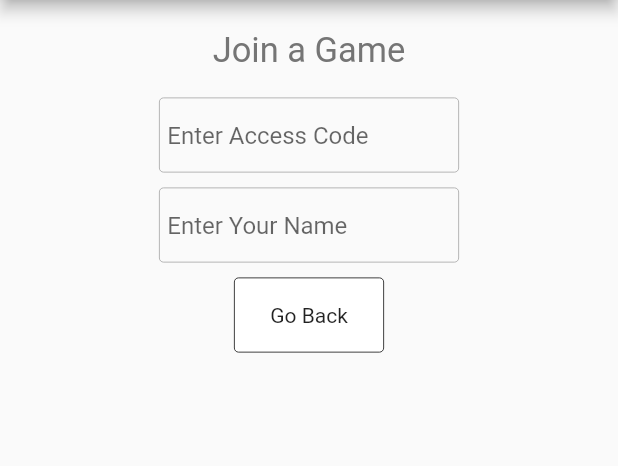
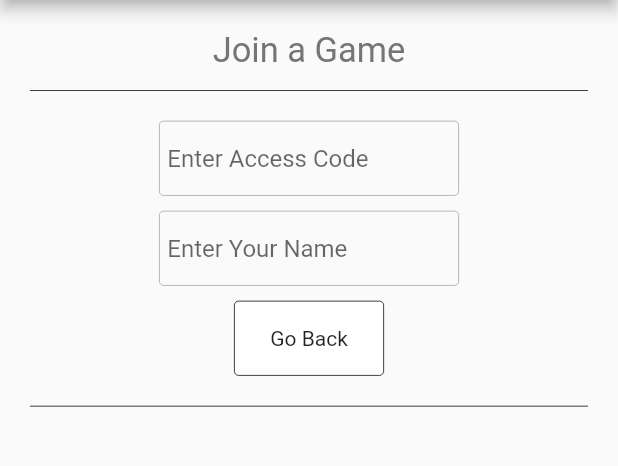
Before and after one commit to lopezhansel/spy-game, a Flutter app: the screen it shows after launch, after a tap on "New Game", after a tap on "Go Back", after a tap on "Join Game", on a phone screen of 412 x 824 dp, the part 84-550 px from its top. Run offline on Flutter 3.47's test engine with Material 2 defaults, Android fonts, the phone set to English and light mode, and no system bars; Roboto replaces fonts that are missing (Raleway).

Commit message:
update: Create and use BorderContainer

```diff
--- a/lib/Screens/CreateGameScreen.dart
+++ b/lib/Screens/CreateGameScreen.dart
@@ -1,6 +1,7 @@
 import 'package:flutter/material.dart';
 import '../Shared/MenuButton.dart';
 import '../Shared/TopHeader.dart';
+import '../Shared/BorderContainer.dart';
 
 class NewGamePage extends StatelessWidget {
   final String title = "Start Game";
@@ -16,10 +17,12 @@ class NewGamePage extends StatelessWidget {
       child: Column(
         children: <Widget>[
           TopHeader(title),
-          MenuButton(
-            name: 'Go Back',
-            onMenuItemPressed: onMenuItemPressed,
-          )
+          BorderContainer(
+            child: MenuButton(
+              name: 'Go Back',
+              onMenuItemPressed: onMenuItemPressed,
+            ),
+          ),
         ],
       ),
     );
--- a/lib/Screens/HomeScreen.dart
+++ b/lib/Screens/HomeScreen.dart
@@ -1,10 +1,11 @@
 import 'package:flutter/material.dart';
 import '../Shared/MenuButton.dart';
 import '../Shared/TopHeader.dart';
+import '../Shared/BorderContainer.dart';
 
 class HomePage extends StatelessWidget {
   final String title = "Welcome to Spyfall";
-  final  _menuItems = ["New Game", "Join Game"];
+  final _menuItems = ["New Game", "Join Game"];
   final Function onMenuPress;
 
   HomePage({this.onMenuPress});
@@ -17,17 +18,10 @@ class HomePage extends StatelessWidget {
             ))
         .toList();
 
-    return Container(
-      height: 100,
+    return BorderContainer(
       child: Row(
         mainAxisAlignment: MainAxisAlignment.center,
         children: menu,
-      ),
-      decoration: const BoxDecoration(
-        border: Border(
-          bottom: BorderSide(width: 0.5, color: Color(0xFFFF000000)),
-          top: BorderSide(width: 0.5, color: Color(0xFFFF000000)),
-        ),
       ),
     );
   }
--- a/lib/Screens/JoinGamePage.dart
+++ b/lib/Screens/JoinGamePage.dart
@@ -2,6 +2,7 @@ import 'package:flutter/material.dart';
 import '../Shared/MenuButton.dart';
 import '../Shared/InputField.dart';
 import '../Shared/TopHeader.dart';
+import '../Shared/BorderContainer.dart';
 
 class JoinGamePage extends StatelessWidget {
   final String title = "Join a Game";
@@ -12,11 +13,14 @@ class JoinGamePage extends StatelessWidget {
   @override
   Widget build(BuildContext context) {
     return Container(
+      alignment: Alignment(0.0, 0.0),
       padding: EdgeInsets.all(20),
-      alignment: Alignment.center,
       child: Column(
         children: <Widget>[
           TopHeader(title),
+          BorderContainer(
+            child: Column(
+              children: <Widget>[
                 InputField(
                   placeHolder: 'Enter Access Code',
                   onMenuItemPressed: onMenuItemPressed,
@@ -28,6 +32,9 @@ class JoinGamePage extends StatelessWidget {
                 MenuButton(
                   name: 'Go Back',
                   onMenuItemPressed: onMenuItemPressed,
+                ),
+              ],
+            ),
           )
         ],
       ),
--- /dev/null
+++ b/lib/Shared/BorderContainer.dart
@@ -0,0 +1,22 @@
+import 'package:flutter/material.dart';
+
+class BorderContainer extends StatelessWidget {
+  final Widget child;
+
+  BorderContainer({this.child});
+
+  @override
+  Widget build(BuildContext context) {
+    return Container(
+      alignment: Alignment(0.0, 0.0),
+      child: child,
+      padding: EdgeInsets.fromLTRB(0, 15, 0, 15),
+      decoration: const BoxDecoration(
+        border: Border(
+          bottom: BorderSide(width: 0.5, color: Color(0xFFFF000000)),
+          top: BorderSide(width: 0.5, color: Color(0xFFFF000000)),
+        ),
+      ),
+    );
+  }
+}
```
Lines whose indentation alone changed are shown as unchanged.
